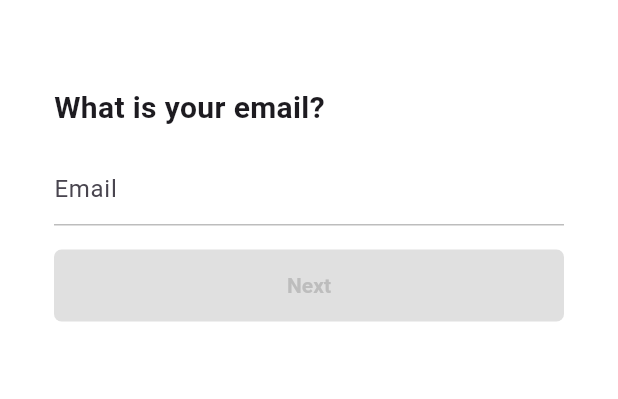
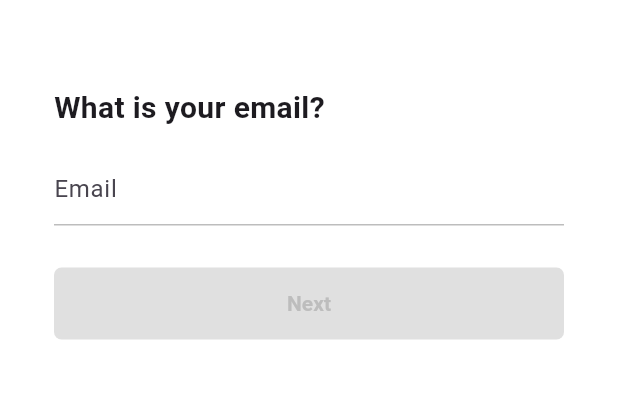
Before and after one commit to Hazka3/tiktok_clone, a Flutter app: the EmailScreen screen opened directly, on a phone screen of 412 x 824 dp, the part 58-457 px from its top. Run offline on Flutter 3.47's test engine with Material 3 defaults, Android fonts, the phone set to English and light mode, and no system bars; our stand-ins replace firebase_core, font_awesome_flutter; accounts and stored records are empty; generated files the repository leaves out were written again.

Commit message:
style(auth/*): Unify padding across auth-screens

```diff
--- a/lib/features/authentication/birthday_screen.dart
+++ b/lib/features/authentication/birthday_screen.dart
@@ -91,6 +91,7 @@ class _BirthdayScreenState extends State<BirthdayScreen> {
             ),
             Gaps.v16,
             FormButton(
+              "Next",
               onTap: _onNextTap,
               disabled: false,
             ),
--- a/lib/features/authentication/email_screen.dart
+++ b/lib/features/authentication/email_screen.dart
@@ -104,8 +104,9 @@ class _EmailScreenState extends State<EmailScreen> {
                   ),
                 ),
               ),
-              Gaps.v16,
+              Gaps.v28,
               FormButton(
+                "Next",
                 onTap: _onSubmit,
                 disabled: _email.isEmpty || _isEmailValid() != null,
               ),
--- a/lib/features/authentication/password_screen.dart
+++ b/lib/features/authentication/password_screen.dart
@@ -53,7 +53,7 @@ class _PasswordScreenState extends State<PasswordScreen> {
       context,
     ).push(
       MaterialPageRoute(
-        builder: (context) => const BirthDayScreen(),
+        builder: (context) => const BirthdayScreen(),
       ),
     );
   }
@@ -174,6 +174,7 @@ class _PasswordScreenState extends State<PasswordScreen> {
               ),
               Gaps.v28,
               FormButton(
+                "Next",
                 onTap: _onSubmit,
                 disabled:
                     !_isPasswordLengthValid() || !_isPasswordLettersValid(),
--- a/lib/features/authentication/username_screen.dart
+++ b/lib/features/authentication/username_screen.dart
@@ -86,10 +86,10 @@ class _UserNameScreenState extends State<UserNameScreen> {
               ),
             ),
             Gaps.v16,
-            GestureDetector(
-              // AuthButton のようにFunction? constructorをつくっておく
+            FormButton(
+              "Next",
               onTap: _onNextTap,
-              child: FormButton(disabled: _username.isEmpty),
+              disabled: _username.isEmpty,
             ),
           ],
         ),
--- a/lib/features/authentication/widgets/form_button.dart
+++ b/lib/features/authentication/widgets/form_button.dart
@@ -2,10 +2,12 @@ import 'package:flutter/material.dart';
 import 'package:tiktok_clone/constants/sizes.dart';
 
 class FormButton extends StatelessWidget {
+  final String name;
   final bool disabled;
   final VoidCallback onTap;
 
-  const FormButton({
+  const FormButton(
+    this.name, {
     super.key,
     required this.disabled,
     required this.onTap,
@@ -32,8 +34,8 @@ class FormButton extends StatelessWidget {
               color: disabled ? Colors.grey.shade400 : Colors.white,
               fontWeight: FontWeight.w600,
             ),
-            child: const Text(
-              "Next",
+            child: Text(
+              name,
               textAlign: TextAlign.center,
             ),
           ),
--- a/lib/main.dart
+++ b/lib/main.dart
@@ -25,6 +25,9 @@ class TikTokApp extends StatelessWidget {
       theme: ThemeData(
         primaryColor: const Color(0xFFE9435A),
         scaffoldBackgroundColor: Colors.white,
+        bottomAppBarTheme: const BottomAppBarThemeData(
+          color: Colors.white,
+        ),
         appBarTheme: const AppBarTheme(
           elevation: 0,
           foregroundColor: Colors.black,
```
Also changed, not shown: lib/features/authentication/interests_screen.dart (added, +10 -0 lines), lib/features/authentication/login_screen.dart (+22 -12 lines), lib/features/authentication/signup_screen.dart (+23 -13 lines).
